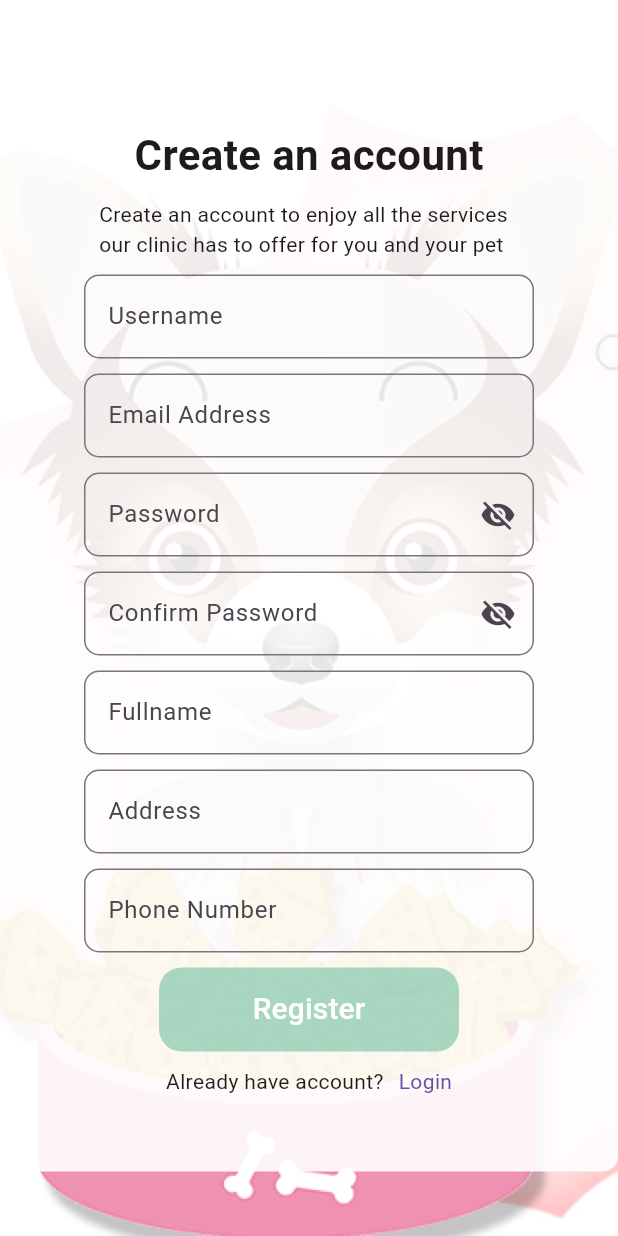
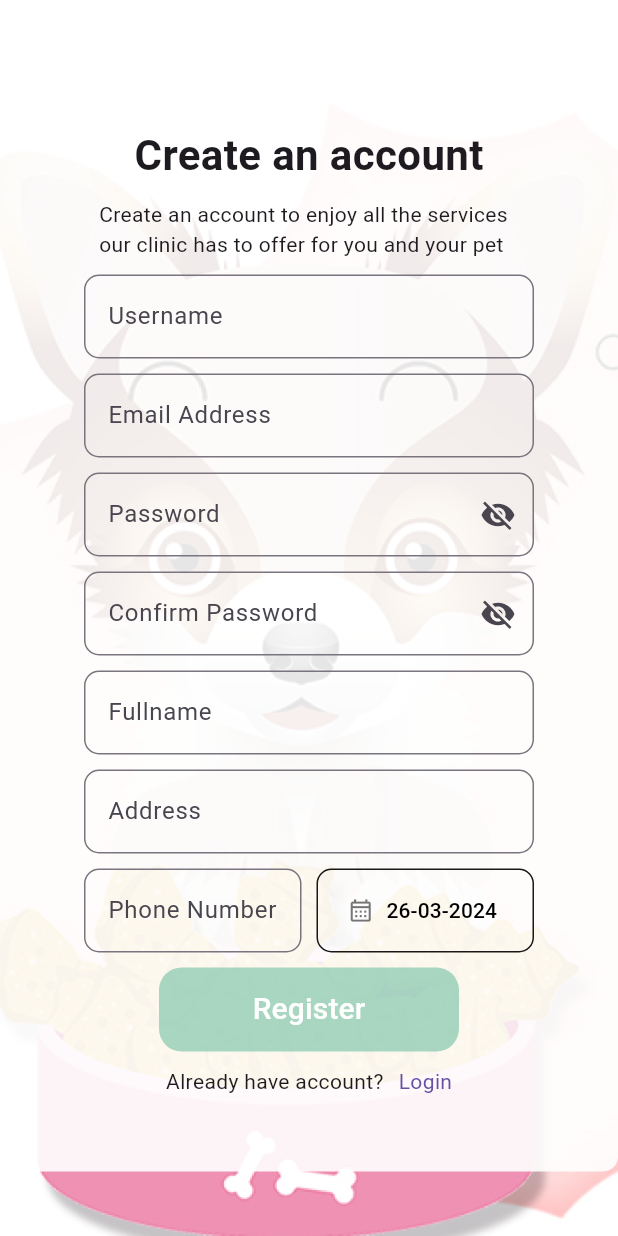
Before and after one commit to Tan2DK/Doctor-Pet, a Flutter app: the RegisterView screen opened by its route, on a phone screen of 412 x 824 dp. Run offline on Flutter 3.47's test engine with Material 3 defaults, Android fonts, the phone set to English and light mode, and no system bars; our stand-ins replace flutter_easyloading, get, jwt_decoder, responsive_framework, table_calendar.

Commit message:
register + login

```diff
--- a/packages/doctor_pet/lib/my_app.dart
+++ b/packages/doctor_pet/lib/my_app.dart
@@ -37,7 +37,7 @@ Future<void> runMyApp() async {
       ],
       defaultTransition: Transition.cupertino,
       debugShowCheckedModeBanner: false,
-      initialRoute: RoutesName.home,
+      initialRoute: RoutesName.login,
       getPages: AppRoutes.mainRoutes,
       theme: AppThemes.lightTheme,
       translations: Language(),
--- a/packages/doctor_pet/lib/views/login/login_controller.dart
+++ b/packages/doctor_pet/lib/views/login/login_controller.dart
@@ -7,6 +7,7 @@ class LoginController extends GetxController {
   Rx<String> username = Rx<String>('');
   Rx<String> password = Rx<String>('');
   RxBool canSubmit = RxBool(false);
+  RxString token = RxString('');
 
   void usernameChanged(String? value) {
     username.value = value ?? '';
@@ -34,8 +35,9 @@ class LoginController extends GetxController {
       );
 
       if (response.statusCode == 200) {
-        canSubmit.value = false;
-        Get.toNamed('/home');
+        var responseData = json.decode(response.body);
+        token.value = responseData['accessToken'];
+        Get.toNamed('/home', arguments: {'accessToken': token.value});
       } else {
         Get.snackbar('Login Failed', 'Invalid username or pass6 word');
       }
--- a/packages/doctor_pet/lib/views/register/register_view.dart
+++ b/packages/doctor_pet/lib/views/register/register_view.dart
@@ -1,9 +1,11 @@
 import 'package:doctor_pet/common_widget/custom_textfield_widget.dart';
+import 'package:doctor_pet/utils/app_extension.dart';
 
 import 'package:flutter/material.dart';
 import 'package:flutter/services.dart';
 import 'package:get/get.dart';
 import 'package:responsive_framework/responsive_framework.dart';
+import '../../common_widget/custom_text/custom_text_widget.dart';
 import '../../common_widget/form_box_widget.dart';
 import '../../common_widget/img_bg_widget.dart';
 import 'register_controller.dart';
@@ -90,7 +92,10 @@ class RegisterView extends GetView<RegisterController> {
                       ),
                     ),
                     const SizedBox(height: 10),
-                    Obx(
+                    Row(
+                      children: [
+                        Expanded(
+                          child: Obx(
                             () => CustomTextfieldWidget(
                               lable: 'Phone Number',
                               errorMessage: controller.errorPhone.value,
@@ -99,6 +104,43 @@ class RegisterView extends GetView<RegisterController> {
                                 FilteringTextInputFormatter.digitsOnly
                               ],
                             ),
+                          ),
+                        ),
+                        const SizedBox(width: 10),
+                        Expanded(
+                          child: Obx(
+                            () => Container(
+                              height: 56,
+                              decoration: BoxDecoration(
+                                borderRadius: BorderRadius.circular(10),
+                                border: Border.all(
+                                  color: Colors.black.withOpacity(0.9),
+                                ),
+                              ),
+                              child: TextButton.icon(
+                                icon: const Icon(
+                                  Icons.calendar_month_outlined,
+                                  color: Colors.black54,
+                                ),
+                                onPressed: () =>
+                                    controller.birthdayChanged(context),
+                                label: CustomTextWidget(
+                                  text: controller.birthday.value
+                                      .formatDateTime('dd-MM-yyyy'),
+                                  txtColor: Colors.black,
+                                ),
+                                style: ButtonStyle(
+                                  shape: MaterialStatePropertyAll(
+                                    RoundedRectangleBorder(
+                                      borderRadius: BorderRadius.circular(10),
+                                    ),
+                                  ),
+                                ),
+                              ),
+                            ),
+                          ),
+                        ),
+                      ],
                     ),
                     const SizedBox(height: 10),
                     SizedBox(
--- a/packages/doctor_pet/pubspec.yaml
+++ b/packages/doctor_pet/pubspec.yaml
@@ -16,6 +16,7 @@ dependencies:
   get: ^4.6.5
   http: ^1.2.0
   intl: ^0.18.1
+  jwt_decoder: ^2.0.1
   responsive_framework: ^1.4.0
   table_calendar: ^3.0.9
 
```
Also changed, not shown: packages/doctor_pet/lib/views/home/home_controller.dart (+53 -2 lines), packages/doctor_pet/lib/views/register/register_controller.dart (+42 -20 lines), packages/doctor_pet/pubspec.lock. Lines whose indentation alone changed are shown as unchanged.
